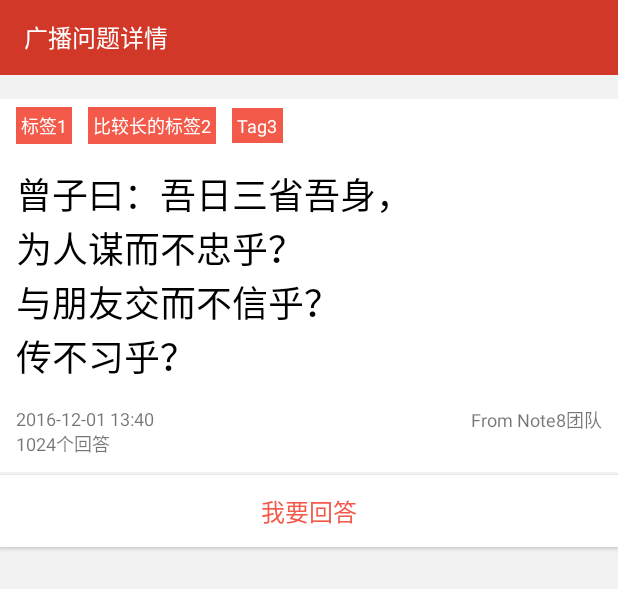
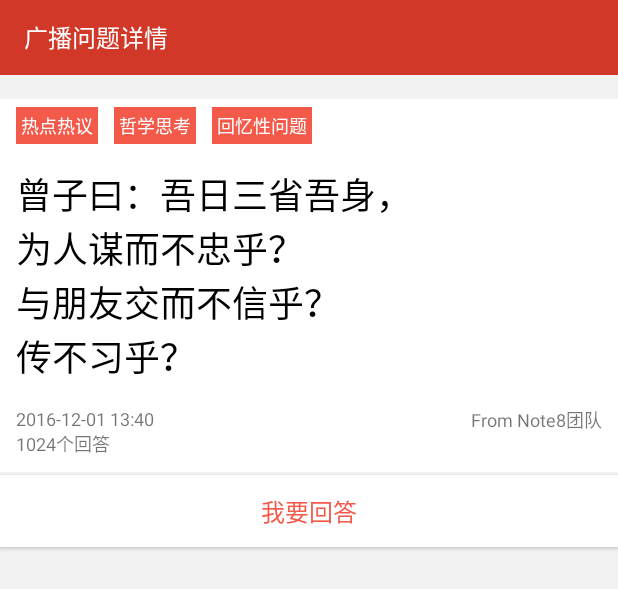
Before and after one commit to neilsun2009/Sanxing, an Android app: the layout broadcast_question_detail.xml on its own in the app's theme, with its tools: preview values and no code run, on a phone screen of 412 x 824 dp. Shown: the top 589 px of the screen. Run offline under Robolectric (Android 15) with nearby library versions, the phone set to English and light mode, and no system bars.

Commit message:
finish logic of broadcast and nearby

```diff
--- a/app/src/main/java/com/note8/sanxing/NearbyAdapter.java
+++ b/app/src/main/java/com/note8/sanxing/NearbyAdapter.java
@@ -94,6 +94,7 @@ public class NearbyAdapter extends ArrayAdapter<NearbyClass>{
                 bundle.putInt("index", position);
                 bundle.putBoolean("broadcast", false);
                 bundle.putBoolean("nearby", true);
+                bundle.putString("title", nearby.question);
                 intent.putExtras(bundle);
                 context.startActivity(intent);
             }
--- a/app/src/main/res/layout/broadcast_question_detail.xml
+++ b/app/src/main/res/layout/broadcast_question_detail.xml
@@ -37,13 +37,13 @@
             android:orientation="horizontal">
             <TextView
                 style="@style/broadcast_detail_tag_style"
-                android:text="标签1" />
+                android:text="热点热议" />
             <TextView
                 style="@style/broadcast_detail_tag_style"
-                android:text="比较长的标签2" />
+                android:text="哲学思考" />
             <TextView
                 style="@style/broadcast_detail_tag_style"
-                android:text="Tag3" />
+                android:text="回忆性问题" />
         </LinearLayout>
 
         <TextView
```
Also changed, not shown: app/src/main/java/com/note8/sanxing/BroadcastDetailActivity.java (+33 -2 lines), app/src/main/java/com/note8/sanxing/MainActivity.java (+16 -0 lines), app/src/main/res/drawable/today_list_photo.jpg.
